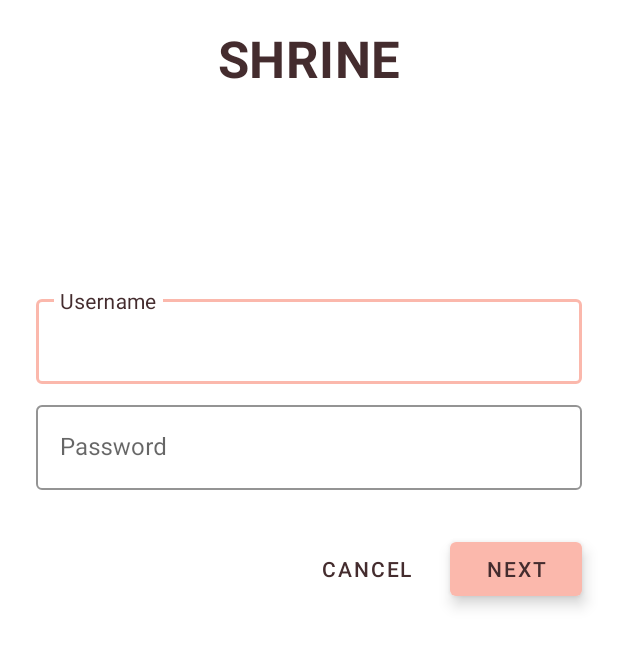
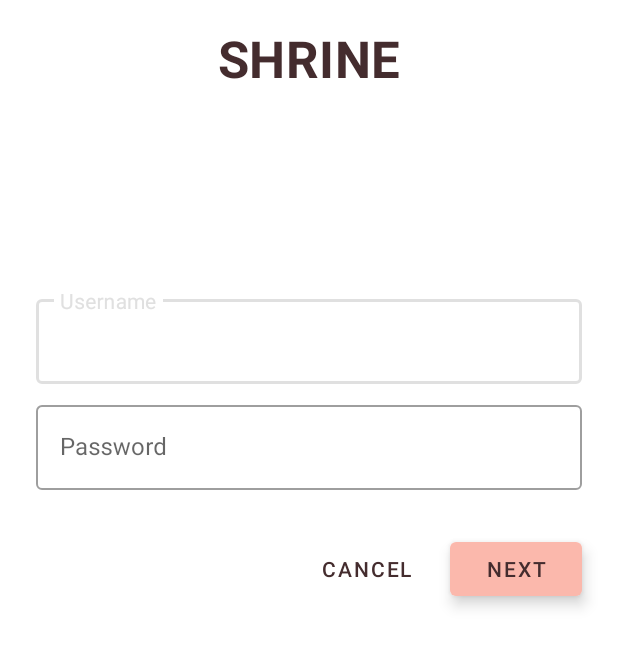
Before and after one commit to material-components/material-components-android-codelabs, an Android app: the screen it shows after launch (MainActivity), on a phone screen of 412 x 824 dp, the part 204-873 px from its top. Run offline under Robolectric (Android 15) with nearby library versions, the phone set to English and light mode, and no system bars.

Commit message:
Revert "Fixed issue: Text fields are outlined in default color intead of the theme color."
This reverts commit 0355b53f3a0a282332ed15ca21344bf766b968f2.

```diff
--- a/java/shrine/app/src/main/res/values/colors.xml
+++ b/java/shrine/app/src/main/res/values/colors.xml
@@ -7,5 +7,5 @@
     <color name="toolbarIconColor">@color/textColorPrimary</color>
     <color name="loginPageBackgroundColor">#FFFFFF</color>
     <color name="productGridBackgroundColor">#FFFFFF</color>
-    <color name="textInputOutlineColor">#FBB8AC</color>
+    <color name="colorControlActivated">#FBB8AC</color>
 </resources>
--- a/java/shrine/app/src/main/res/values/styles.xml
+++ b/java/shrine/app/src/main/res/values/styles.xml
@@ -7,14 +7,13 @@
         <item name="colorPrimaryDark">@color/colorPrimaryDark</item>
         <item name="colorAccent">@color/colorAccent</item>
         <item name="android:windowLightStatusBar" tools:targetApi="m">true</item>
+        <item name="colorControlActivated">@color/colorControlActivated</item>
         <item name="android:textColorPrimary">@color/textColorPrimary</item>
     </style>
 
     <style name="Widget.Shrine.TextInputLayout" parent="Widget.MaterialComponents.TextInputLayout.OutlinedBox">
         <item name="hintTextAppearance">@style/TextAppearance.Shrine.TextInputLayout.HintText</item>
-        <item name="hintTextColor">@color/textColorPrimary</item>
         <item name="android:paddingBottom">8dp</item>
-        <item name="boxStrokeColor">@color/textInputOutlineColor</item>
     </style>
 
     <style name="TextAppearance.Shrine.TextInputLayout.HintText" parent="TextAppearance.MaterialComponents.Subtitle2">
```
